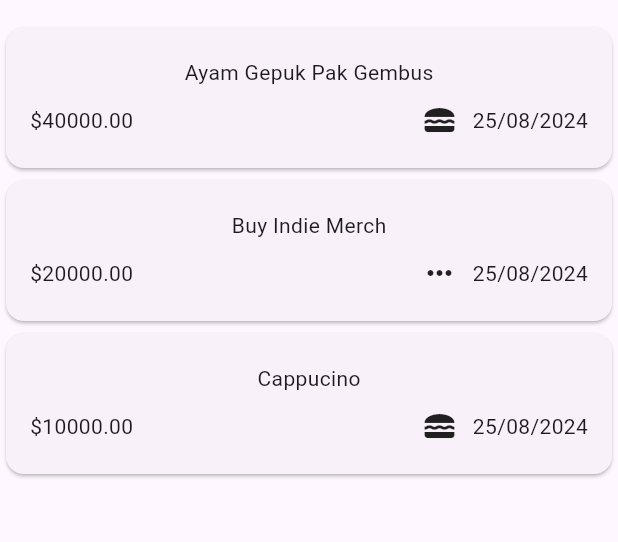
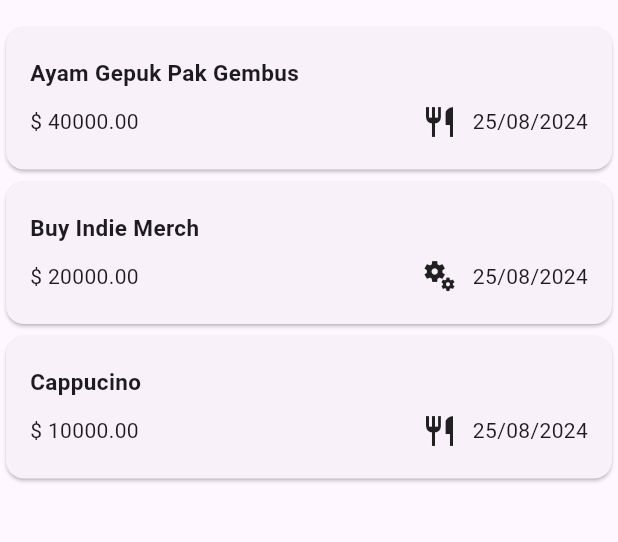
Before and after one commit to tamathecxder/expense-tracker, a Flutter app: the screen it shows after launch, on a phone screen of 412 x 824 dp, the part 63-605 px from its top. Run offline on Flutter 3.47's test engine with Material 3 defaults, Android fonts, the phone set to English and light mode, and no system bars.

Commit message:
chore: full height modal, tweak some widgets

```diff
--- a/lib/components/expense_item.dart
+++ b/lib/components/expense_item.dart
@@ -15,16 +15,21 @@ class ExpenseItem extends StatelessWidget {
           horizontal: 16,
         ),
         child: Column(
+          crossAxisAlignment: CrossAxisAlignment.start,
           children: [
             Text(
               expense.title,
+              style: const TextStyle(
+                fontWeight: FontWeight.bold,
+                fontSize: 15,
+              ),
             ),
             const SizedBox(
               height: 10,
             ),
             Row(
               children: [
-                Text("\$${expense.amount.toStringAsFixed(2)}"),
+                Text("\$ ${expense.amount.toStringAsFixed(2)}"),
                 const Spacer(),
                 Row(
                   children: [
--- a/lib/components/expense_modal.dart
+++ b/lib/components/expense_modal.dart
@@ -110,7 +110,6 @@ class _ExpenseModalState extends State<ExpenseModal> {
     return Padding(
       padding: const EdgeInsets.all(16),
       child: Column(
-        mainAxisSize: MainAxisSize.min,
         children: [
           TextField(
             controller: _titleController,
--- a/lib/models/expense.dart
+++ b/lib/models/expense.dart
@@ -8,11 +8,11 @@ Uuid _uuid = const Uuid();
 final formatter = DateFormat('dd/MM/yyyy');
 
 const Map<ExpenseCategory, IconData> categoryIcons = {
-  ExpenseCategory.food: Icons.lunch_dining,
+  ExpenseCategory.food: Icons.restaurant_outlined,
   ExpenseCategory.travel: Icons.flight_takeoff,
-  ExpenseCategory.leisure: Icons.movie,
-  ExpenseCategory.work: Icons.work,
-  ExpenseCategory.other: Icons.more_horiz,
+  ExpenseCategory.leisure: Icons.movie_outlined,
+  ExpenseCategory.work: Icons.work_outline,
+  ExpenseCategory.other: Icons.miscellaneous_services_sharp,
 };
 
 class Expense {
```
